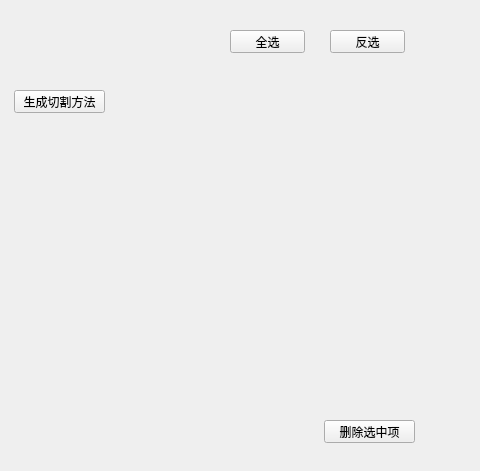
Above: SCProject-QtVersion/MainWindow.ui from SpaceZK/SCProject-1 before the change; both pictures show x 320 to 800 and y 0 to 471 of the 800 by 600 pixel window. Below: the same form after it.
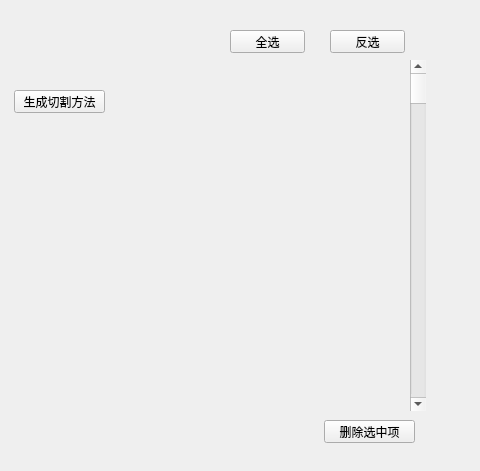
That is the form after the change.

```diff
--- a/SCProject-QtVersion/MainWindow.ui
+++ b/SCProject-QtVersion/MainWindow.ui
@@ -112,6 +112,19 @@
      <string>删除选中项</string>
     </property>
    </widget>
+   <widget class="QScrollBar" name="sbCuttingItems">
+    <property name="geometry">
+     <rect>
+      <x>730</x>
+      <y>60</y>
+      <width>16</width>
+      <height>351</height>
+     </rect>
+    </property>
+    <property name="orientation">
+     <enum>Qt::Vertical</enum>
+    </property>
+   </widget>
   </widget>
   <widget class="QMenuBar" name="menubar">
    <property name="geometry">
```
